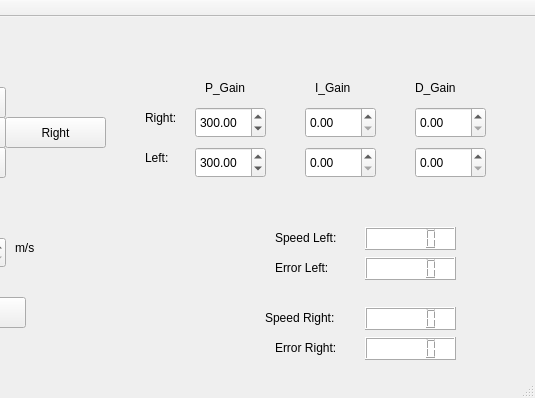
This is Roboter_GUI/mainwindow.ui in eneles91/ProgMechSys as Qt 5 draws it before an edit; both pictures show x 235 to 770 and y 0 to 398 of the 770 by 398 pixel window. The edited form follows.
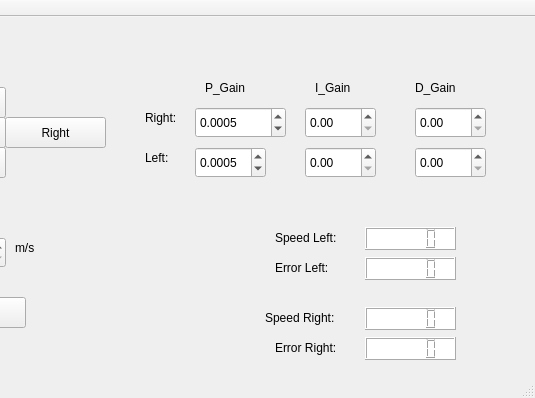
This is the edited form.

```diff
--- a/Roboter_GUI/mainwindow.ui
+++ b/Roboter_GUI/mainwindow.ui
@@ -843,15 +843,21 @@
      <rect>
       <x>430</x>
       <y>90</y>
-      <width>71</width>
+      <width>91</width>
       <height>31</height>
      </rect>
     </property>
+    <property name="decimals">
+     <number>4</number>
+    </property>
     <property name="maximum">
-     <double>1000.000000000000000</double>
+     <double>4000.000000000000000</double>
+    </property>
+    <property name="singleStep">
+     <double>0.000100000000000</double>
     </property>
     <property name="value">
-     <double>300.000000000000000</double>
+     <double>0.000500000000000</double>
     </property>
    </widget>
    <widget class="QDoubleSpinBox" name="iGain_r">
@@ -893,11 +899,17 @@
       <height>31</height>
      </rect>
     </property>
+    <property name="decimals">
+     <number>4</number>
+    </property>
     <property name="maximum">
-     <double>1000.000000000000000</double>
+     <double>4000.000000000000000</double>
+    </property>
+    <property name="singleStep">
+     <double>0.000100000000000</double>
     </property>
     <property name="value">
-     <double>300.000000000000000</double>
+     <double>0.000500000000000</double>
     </property>
    </widget>
    <widget class="QDoubleSpinBox" name="iGain_l">
```
